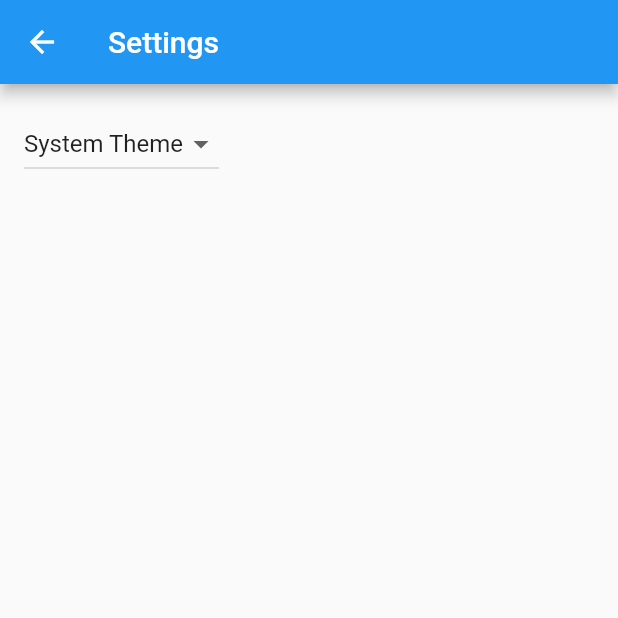
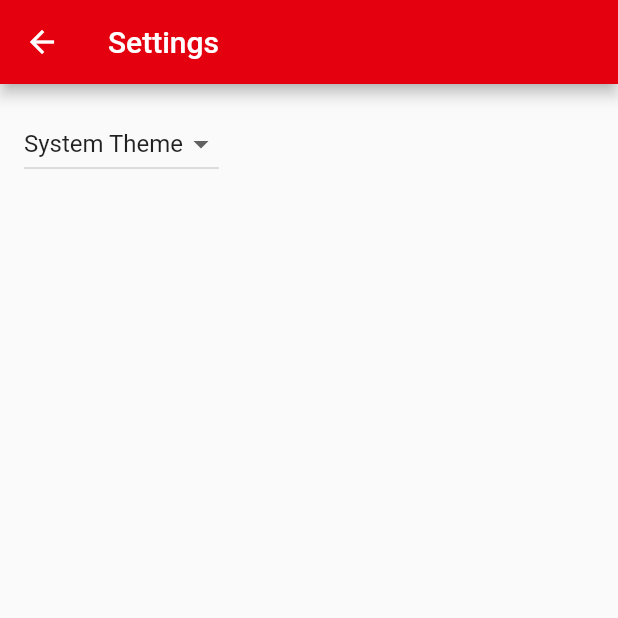
Before and after one commit to Apparence-io/flutter-challenge, a Flutter app: the screen it shows after launch, after a tap on the "settings" icon, on a phone screen of 412 x 824 dp, the top half of it. Run offline on Flutter 3.47's test engine with Material 2 defaults, Android fonts, the phone set to English and light mode, and no system bars; our stand-ins replace equatable; generated files the repository leaves out were written again.

Commit message:
feat: add application theme

```diff
--- a/lib/src/app.dart
+++ b/lib/src/app.dart
@@ -7,6 +7,7 @@ import 'package:flutter_puzzle_hack/src/sample_feature/sample_item_details_view.
 import 'package:flutter_puzzle_hack/src/sample_feature/sample_item_list_view.dart';
 import 'package:flutter_puzzle_hack/src/settings/settings_controller.dart';
 import 'package:flutter_puzzle_hack/src/settings/settings_view.dart';
+import 'package:flutter_puzzle_hack/src/theme/app_theme.dart';
 
 /// The Widget that configures your application.
 class App extends StatelessWidget {
@@ -72,8 +73,8 @@ class App extends StatelessWidget {
           // Define a light and dark color theme. Then, read the user's
           // preferred ThemeMode (light, dark, or system default) from the
           // SettingsController to display the correct theme.
-          theme: ThemeData(),
-          darkTheme: ThemeData.dark(),
+          theme: AppTheme.light(),
+          darkTheme: AppTheme.dark(),
           themeMode: settingsController.themeMode,
 
           // Define a function to handle named routes in order to support
--- /dev/null
+++ b/lib/src/theme/app_theme.dart
@@ -0,0 +1,21 @@
+import 'package:flutter/material.dart';
+
+class AppTheme {
+  static ThemeData light() {
+    return ThemeData.light().copyWith(
+      appBarTheme: const AppBarTheme(color: Color(0xFFE4000F)),
+      colorScheme: ColorScheme.fromSwatch(
+        accentColor: const Color(0xFFE4000F),
+      ),
+    );
+  }
+
+  static ThemeData dark() {
+    return ThemeData.dark().copyWith(
+      appBarTheme: const AppBarTheme(color: Color(0xFFE4000F)),
+      colorScheme: ColorScheme.fromSwatch(
+        accentColor: const Color(0xFFE4000F),
+      ),
+    );
+  }
+}
```
